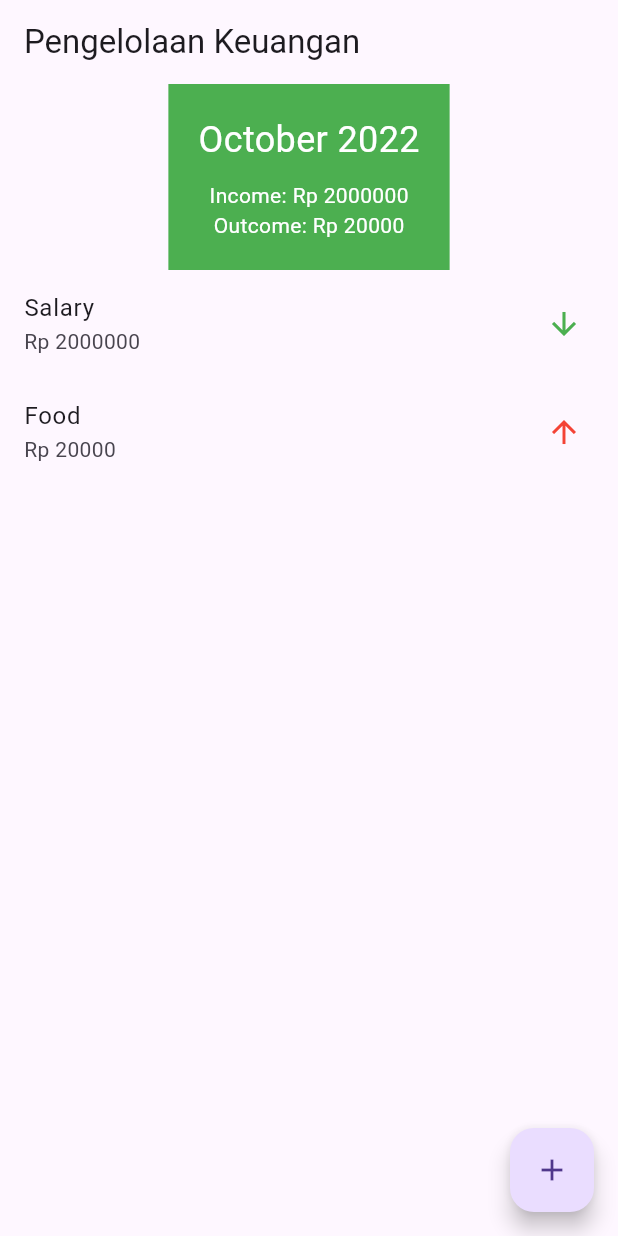
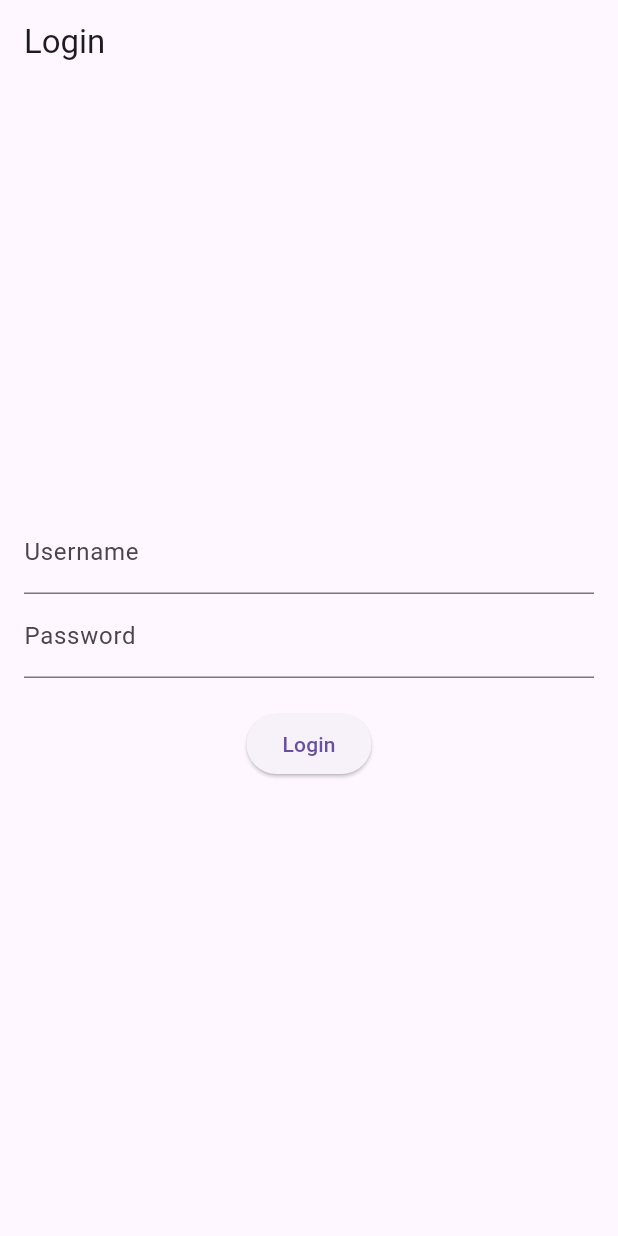
Before and after one commit to Nje22/Tugas-pemrograman-mobile, a Flutter app: the screen it shows after launch, on a phone screen of 412 x 824 dp. Run offline on Flutter 3.47's test engine with Material 3 defaults, Android fonts, the phone set to English and light mode, and no system bars.

Commit message:
fist commit

```diff
--- a/lib/main.dart
+++ b/lib/main.dart
@@ -1,3 +1,4 @@
+// main.dart
 import 'package:flutter/material.dart';
 
 void main() {
@@ -14,11 +15,85 @@ class MyApp extends StatelessWidget {
       theme: ThemeData(
         primarySwatch: Colors.green,
       ),
-      home: const MainPage(),
+      // Set LoginPage sebagai halaman pertama
+      home: const LoginPage(),
     );
   }
 }
 
+// Halaman Login
+class LoginPage extends StatefulWidget {
+  const LoginPage({super.key});
+
+  @override
+  State<LoginPage> createState() => _LoginPageState();
+}
+
+class _LoginPageState extends State<LoginPage> {
+  final _usernameController = TextEditingController();
+  final _passwordController = TextEditingController();
+  String _errorMessage = '';
+
+  void _login() {
+    String username = _usernameController.text;
+    String password = _passwordController.text;
+
+    // Contoh login sederhana, cek username dan password
+    if (username == 'admin' && password == '1234') {
+      setState(() {
+        _errorMessage = ''; // Bersihkan pesan kesalahan
+      });
+      // Jika login berhasil, navigasikan ke MainPage
+      Navigator.of(context).pushReplacement(
+        MaterialPageRoute(builder: (context) => const MainPage()),
+      );
+    } else {
+      setState(() {
+        _errorMessage =
+            'Username atau Password salah'; // Tampilkan pesan kesalahan
+      });
+    }
+  }
+
+  @override
+  Widget build(BuildContext context) {
+    return Scaffold(
+      appBar: AppBar(
+        title: const Text('Login'),
+      ),
+      body: Padding(
+        padding: const EdgeInsets.all(16.0),
+        child: Column(
+          mainAxisAlignment: MainAxisAlignment.center,
+          children: [
+            TextField(
+              controller: _usernameController,
+              decoration: const InputDecoration(labelText: 'Username'),
+            ),
+            TextField(
+              controller: _passwordController,
+              obscureText: true, // Sembunyikan password
+              decoration: const InputDecoration(labelText: 'Password'),
+            ),
+            const SizedBox(height: 20),
+            ElevatedButton(
+              onPressed: _login,
+              child: const Text('Login'),
+            ),
+            const SizedBox(height: 20),
+            if (_errorMessage.isNotEmpty)
+              Text(
+                _errorMessage,
+                style: const TextStyle(color: Colors.red),
+              ),
+          ],
+        ),
+      ),
+    );
+  }
+}
+
+// Halaman Utama (Main Page)
 class MainPage extends StatefulWidget {
   const MainPage({super.key});
 
@@ -36,6 +111,72 @@ class _MainPageState extends State<MainPage> {
     setState(() {
       transactions.add({'amount': amount, 'category': category, 'type': type});
     });
+  }
+
+  void _showAddTransactionDialog(BuildContext context) {
+    final _categoryController = TextEditingController();
+    final _amountController = TextEditingController();
+    String _transactionType = 'income';
+
+    showDialog(
+      context: context,
+      builder: (BuildContext context) {
+        return AlertDialog(
+          title: const Text('Tambah Transaksi Baru'),
+          content: Column(
+            mainAxisSize: MainAxisSize.min,
+            children: [
+              TextField(
+                controller: _categoryController,
+                decoration: const InputDecoration(labelText: 'Kategori'),
+              ),
+              TextField(
+                controller: _amountController,
+                keyboardType: TextInputType.number,
+                decoration: const InputDecoration(labelText: 'Jumlah'),
+              ),
+              DropdownButton<String>(
+                value: _transactionType,
+                items: [
+                  const DropdownMenuItem(
+                    value: 'income',
+                    child: Text('Pemasukan'),
+                  ),
+                  const DropdownMenuItem(
+                    value: 'outcome',
+                    child: Text('Pengeluaran'),
+                  ),
+                ],
+                onChanged: (value) {
+                  setState(() {
+                    _transactionType = value!;
+                  });
+                },
+              ),
+            ],
+          ),
+          actions: [
+            TextButton(
+              onPressed: () {
+                Navigator.of(context).pop();
+              },
+              child: const Text('Batal'),
+            ),
+            TextButton(
+              onPressed: () {
+                final String category = _categoryController.text;
+                final int amount = int.tryParse(_amountController.text) ?? 0;
+                if (category.isNotEmpty && amount > 0) {
+                  _addTransaction(category, amount, _transactionType);
+                }
+                Navigator.of(context).pop();
+              },
+              child: const Text('Tambah'),
+            ),
+          ],
+        );
+      },
+    );
   }
 
   @override
@@ -95,9 +236,7 @@ class _MainPageState extends State<MainPage> {
       ),
       floatingActionButton: FloatingActionButton(
         onPressed: () {
-          // Logika untuk menambah transaksi baru
-          // Di sini, Anda bisa menampilkan dialog untuk menambah transaksi
-          _addTransaction('New Category', 100000, 'income');
+          _showAddTransactionDialog(context);
         },
         child: const Icon(Icons.add),
       ),
```
